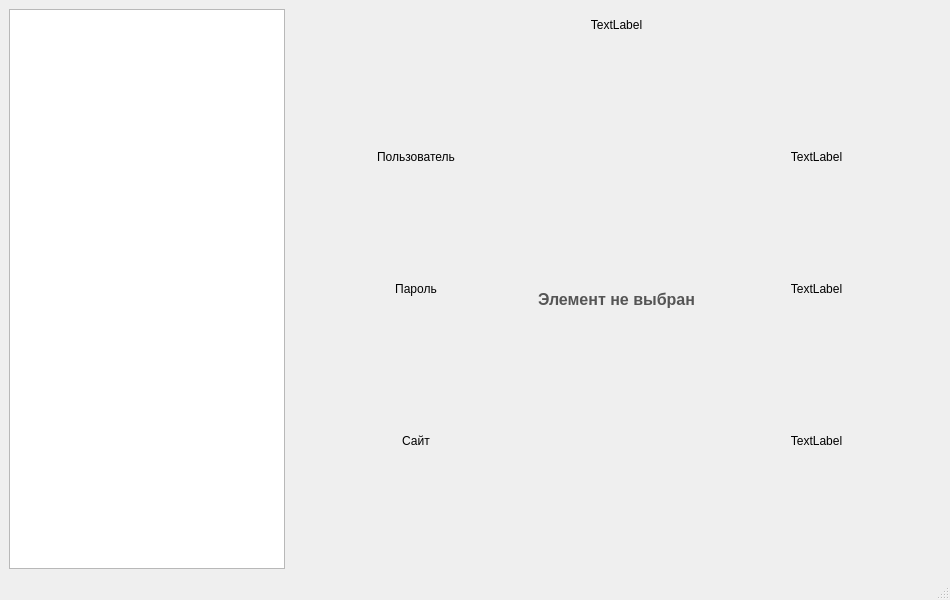
Old version of the form ui/Qwerty_main.ui in the repository khmelnovz-coder/Qwerty123.
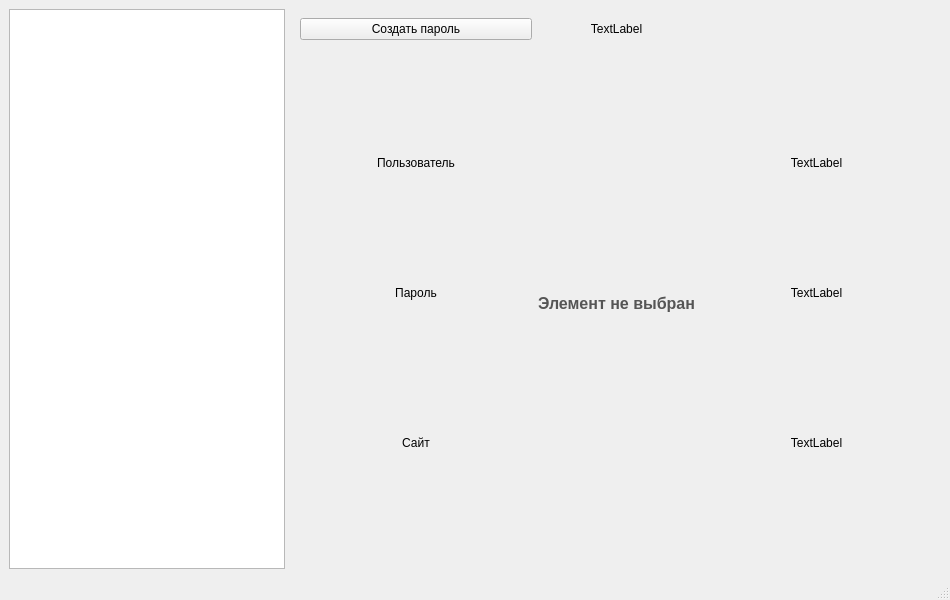
New version of the form.

Commit message: corr. created btn for add new password

What changed in the file:
```diff
--- a/ui/Qwerty_main.ui
+++ b/ui/Qwerty_main.ui
@@ -166,6 +166,13 @@
          </property>
         </widget>
        </item>
+       <item row="0" column="0">
+        <widget class="QPushButton" name="pushButton">
+         <property name="text">
+          <string>Создать пароль</string>
+         </property>
+        </widget>
+       </item>
       </layout>
      </widget>
     </item>
```
The commit also changes 2 other files.
